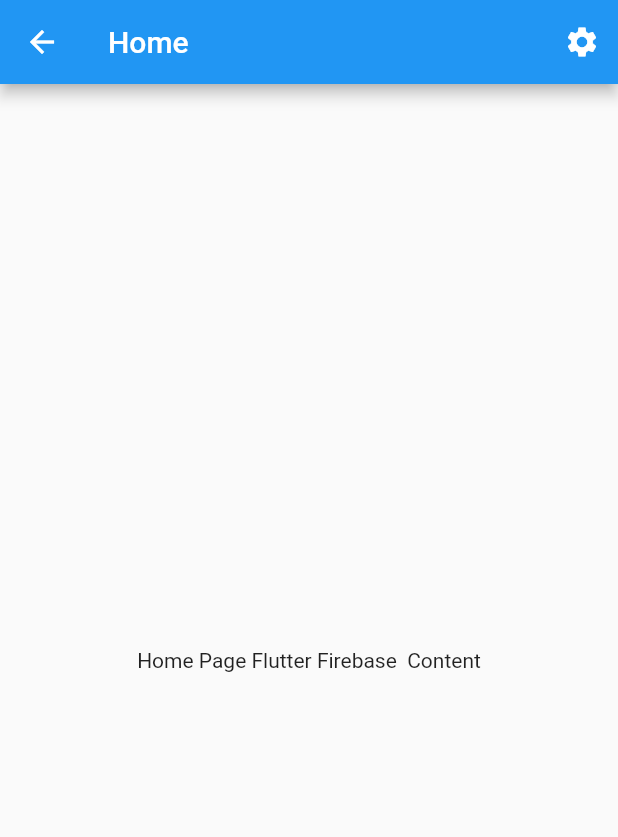
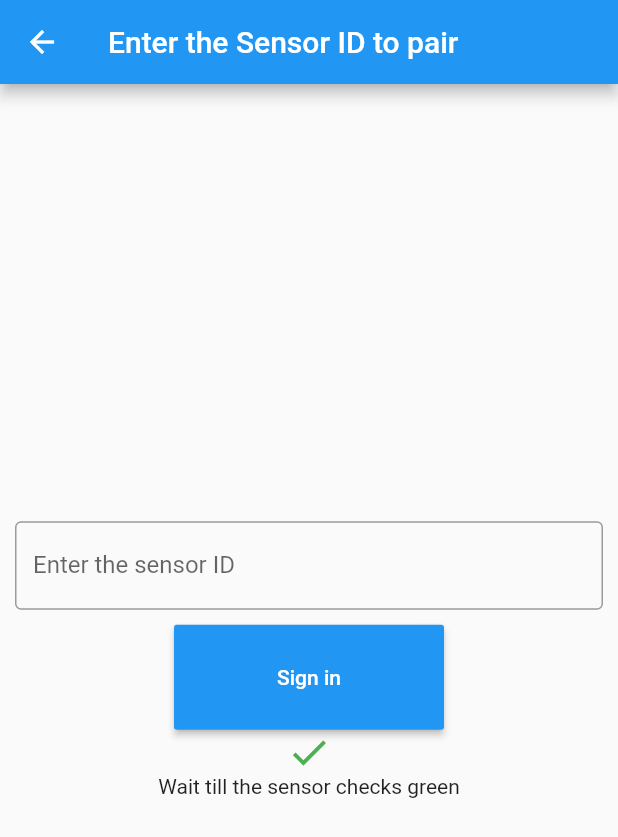
Before and after one commit to VictorElujinmi/conscious_app, a Flutter app: the screen it shows after launch, after a tap on "Sign in", on a phone screen of 412 x 824 dp. Shown: the top 837 px of the screen. Run offline on Flutter 3.47's test engine with Material 2 defaults, Android fonts, the phone set to English and light mode, and no system bars.

Commit message:
new commit

```diff
--- a/lib/Sensor.dart
+++ b/lib/Sensor.dart
@@ -1,50 +1,55 @@
-
+import 'home_page.dart';
 import 'package:flutter/material.dart';
-
 
 void main() {
   runApp(MaterialApp(
-    home: MyApp(),
+    home: Sensor(),
   ));
 }
 
-
-class MyApp extends StatefulWidget {
+class Sensor extends StatefulWidget {
   @override
   _State createState() => _State();
-
 }
 
-
-class _State extends State<MyApp> {
+class _State extends State<Sensor> {
   static int Passcode = 0;
   @override
   Widget build(BuildContext context) {
-    Container(
+    return Scaffold(
+        appBar: AppBar(title: Text("Enter the Sensor ID to pair")),
+        body: Container(
           padding: EdgeInsets.all(10),
-      child: TextField(
+          child: Column(
+            children: <Widget>[
+              TextField(
                 // controller: Passcode,
                 decoration: InputDecoration(
                   border: OutlineInputBorder(),
                   labelText: 'Enter the sensor ID',
                 ),
               ),
-    );
+              SizedBox(height: 10,),
               Container(
-    height: 50,
+                  height: 70,
+                  width: 200,
                   padding: EdgeInsets.fromLTRB(10, 0, 10, 0),
                   child: RaisedButton(
                     textColor: Colors.white,
                     color: Colors.blue,
-    child: Text('Confirm'),
+                    child: Text('Sign in'),
                     onPressed: () {
                       // print(nameController.text);
                       // print(passwordController.text);
+                      Navigator.push(context,
+                          MaterialPageRoute(builder: (context) => HomePage()));
                     },
+                  )),
+              Icon(Icons.check_sharp, color: Colors.green,size: 30,),
+              Text("Wait till the sensor checks green")
+            ],
+            mainAxisAlignment: MainAxisAlignment.center,
+          ),
         ));
-
   }
-
-//dfd
-
 }
--- a/lib/home_page.dart
+++ b/lib/home_page.dart
@@ -18,11 +18,8 @@ class _HomePageState extends State<HomePage> {
           onPressed: () {
             //ajhsdfjkasd
           }
-
         )
-
         ]
-
       ),
       body: Center(
         child: Text('Home Page Flutter Firebase  Content'),
--- a/lib/main.dart
+++ b/lib/main.dart
@@ -1,14 +1,10 @@
 import 'package:flutter/material.dart';
-import 'home_page.dart';
-
+import 'Sensor.dart';
 void main() {
   runApp(MaterialApp(
     home: MyApp(),
   ));
 }
-
-
-
 class MyApp extends StatefulWidget {
   @override
   _State createState() => _State();
@@ -83,14 +79,10 @@ class _State extends State<MyApp> {
                       color: Colors.blue,
                       child: Text('Sign in'),
                       onPressed: () {
-                        print(nameController.text);
-                        print(passwordController.text);
-                        Navigator.push(context,MaterialPageRoute(builder: (context)=> HomePage()));
-
-
-
-
-                      },
+                        // print(nameController.text);
+                        // print(passwordController.text);
+                        Navigator.push(context,MaterialPageRoute(builder: (context)=> Sensor()));
+                        },
                     )),
                 Container(
                     child: Row(
```
Lines whose indentation alone changed are shown as unchanged.
